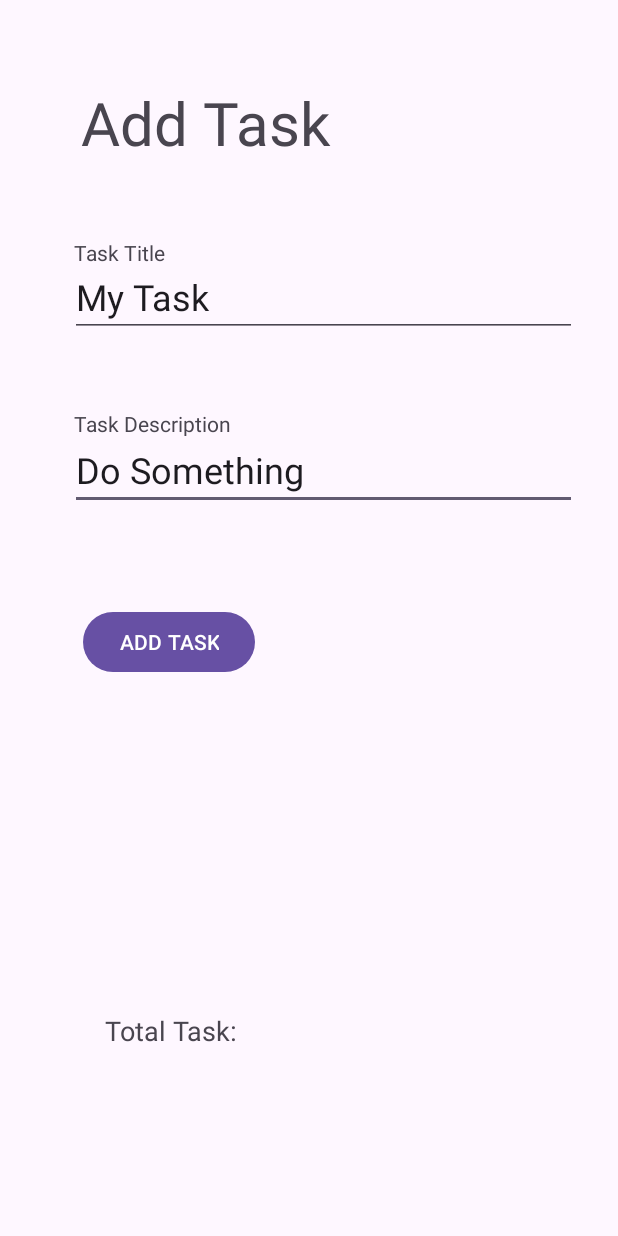
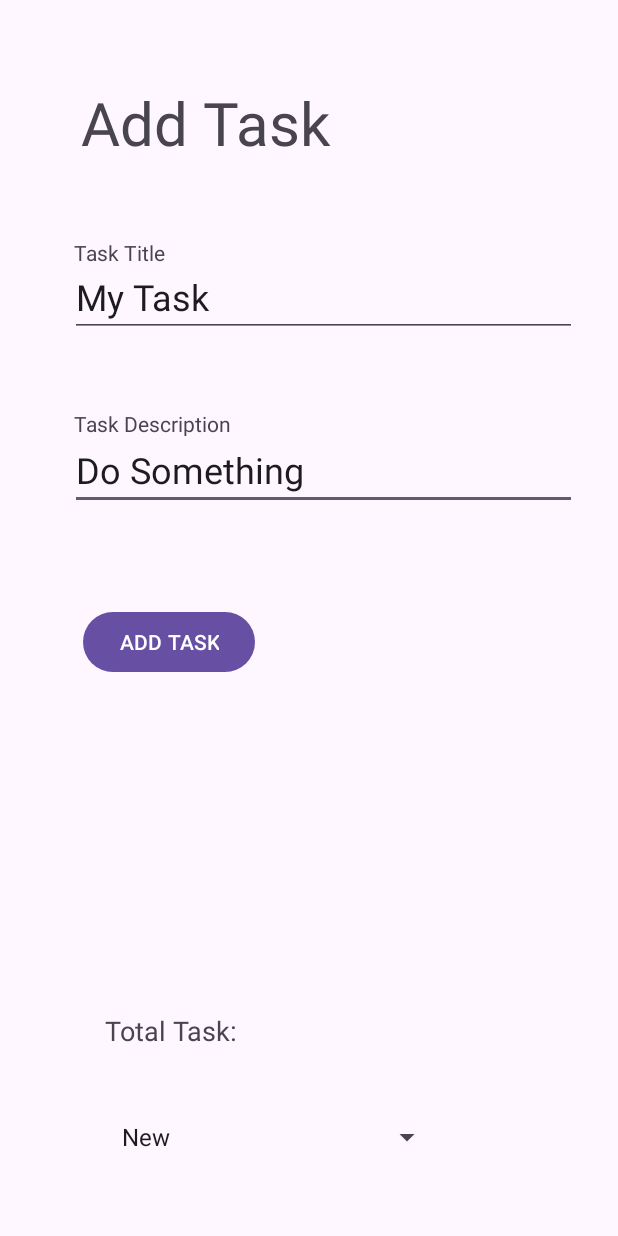
Before and after one commit to dlewburg/taskMasterProject, an Android app: the AddTaskActivity screen opened directly, with no data from a screen before it, on a phone screen of 412 x 824 dp. Run offline under Robolectric (Android 15) with nearby library versions, the phone set to English and light mode, and no system bars; libraries missing offline, so code that uses them is left out: com.amplifyframework.api, com.amplifyframework.core; 2 statements that could not run were skipped.

Commit message:
added functionality for dynamo utiliztion

```diff
--- a/app/build.gradle
+++ b/app/build.gradle
@@ -35,6 +35,8 @@ dependencies {
     implementation 'com.amplifyframework:core:2.8.7'
     implementation 'com.amplifyframework:aws-api:2.2.2'
     implementation 'com.amplifyframework:aws-datastore:2.2.2'
+    implementation 'com.amplifyframework:aws-auth-cognito:2.8.4'
+
 
     // Support for Java 8 features
     coreLibraryDesugaring 'com.android.tools:desugar_jdk_libs:1.1.5'
--- a/app/src/main/java/com/dlewburg/taskmanagerandroid/activities/AddTaskActivity.java
+++ b/app/src/main/java/com/dlewburg/taskmanagerandroid/activities/AddTaskActivity.java
@@ -4,18 +4,53 @@ import androidx.appcompat.app.AppCompatActivity;
 
 import android.content.Intent;
 import android.os.Bundle;
+import android.util.Log;
 import android.view.View;
+import android.widget.ArrayAdapter;
 import android.widget.Button;
+import android.widget.Spinner;
 import android.widget.TextView;
 
+import com.amplifyframework.api.graphql.model.ModelMutation;
+import com.amplifyframework.core.Amplify;
+import com.amplifyframework.datastore.generated.model.Task;
+import com.amplifyframework.datastore.generated.model.TaskStatus;
 import com.dlewburg.taskmanagerandroid.R;
+import com.dlewburg.taskmanagerandroid.utils.TaskStatusUtility;
+
+import java.util.List;
 
 public class AddTaskActivity extends AppCompatActivity {
+    public static final String TAG = "add_task_tag";
 
     @Override
     protected void onCreate(Bundle savedInstanceState) {
         super.onCreate(savedInstanceState);
         setContentView(R.layout.activity_add_task);
+
+        List<String> statusList = TaskStatusUtility.getTaskStatusList();
+
+        Spinner taskStatusSpinner = findViewById(R.id.addTaskActivitySpinnerTaskStatus);
+        taskStatusSpinner.setAdapter(new ArrayAdapter<>(
+            this,
+            android.R.layout.simple_spinner_item,
+            statusList
+        ));
+
+        TaskStatus newStatus = TaskStatusUtility.taskStatusFromString(taskStatusSpinner.getSelectedItem().toString());
+        Task newTask = Task.builder()
+            .title(getTitle().toString())
+//            .body(get.toString())
+            .status(newStatus)
+            .build();
+
+        Amplify.API.mutate(
+            ModelMutation.create(newTask),
+            successResponse -> Log.i(TAG, "AddTaskActivity.onCreate() : added a task"),
+            failureResponse -> Log.i(TAG, "AddTaskActivity.onCreate() : adding task failed")
+        );
+
+
 
         addingTaskButtonFunction();
 
--- /dev/null
+++ b/app/src/main/java/com/dlewburg/taskmanagerandroid/utils/TaskStatusUtility.java
@@ -0,0 +1,42 @@
+package com.dlewburg.taskmanagerandroid.utils;
+
+import com.amplifyframework.datastore.generated.model.TaskStatus;
+
+import java.util.ArrayList;
+
+public class TaskStatusUtility {
+  public static TaskStatus taskStatusFromString(String taskString) {
+    switch (taskString) {
+      case "Complete":
+        return TaskStatus.COMPLETE;
+      case "Assigned":
+        return TaskStatus.ASSIGNED;
+      case "In Progress":
+        return TaskStatus.IN_PROGRESS;
+      default:
+        return TaskStatus.NEW;
+    }
+  }
+
+  public static String taskStatusToString(TaskStatus task) {
+    switch (task) {
+      case COMPLETE:
+        return "Complete";
+      case ASSIGNED:
+        return "Assigned";
+      case IN_PROGRESS:
+        return "In Progress";
+      default:
+        return "New";
+    }
+  }
+
+  public static ArrayList<String> getTaskStatusList() {
+    ArrayList<String> list = new ArrayList<>();
+    for (TaskStatus task : TaskStatus.values()) {
+      list.add(taskStatusToString(task));
+    }
+    return list;
+  }
+
+}
--- a/app/src/main/res/layout/activity_add_task.xml
+++ b/app/src/main/res/layout/activity_add_task.xml
@@ -114,4 +114,18 @@
         app:layout_constraintStart_toStartOf="parent"
         app:layout_constraintTop_toBottomOf="@+id/addTaskActivityAddTaskButton" />
 
+    <Spinner
+        android:id="@+id/addTaskActivitySpinnerTaskStatus"
+        android:layout_width="222dp"
+        android:layout_height="48dp"
+        android:layout_marginStart="72dp"
+        android:layout_marginTop="24dp"
+        android:layout_marginEnd="116dp"
+        android:layout_marginBottom="40dp"
+        android:contentDescription="@string/task_status"
+        app:layout_constraintBottom_toBottomOf="parent"
+        app:layout_constraintEnd_toEndOf="parent"
+        app:layout_constraintStart_toStartOf="parent"
+        app:layout_constraintTop_toBottomOf="@+id/addTaskActivityTotalTaskTextView" />
+
 </androidx.constraintlayout.widget.ConstraintLayout>
```
